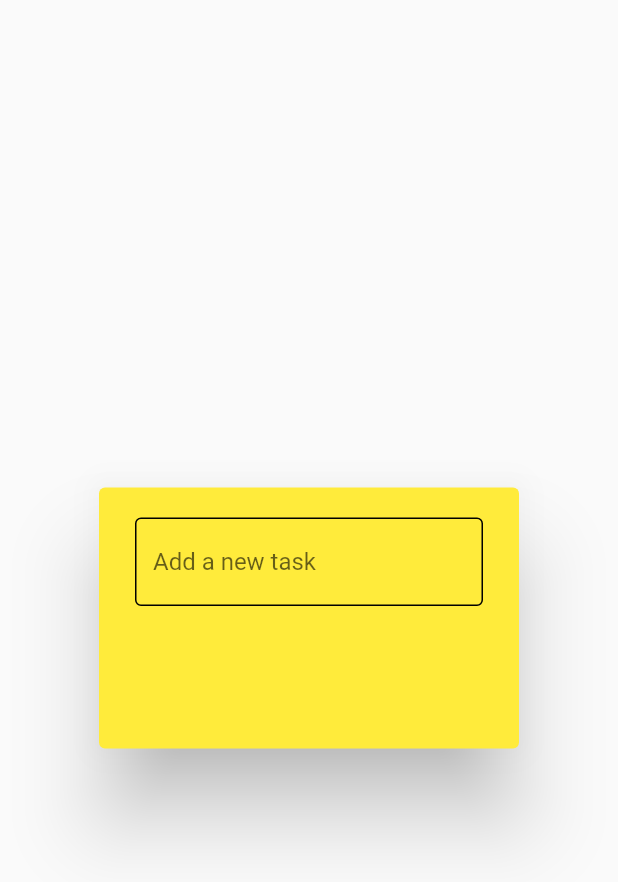
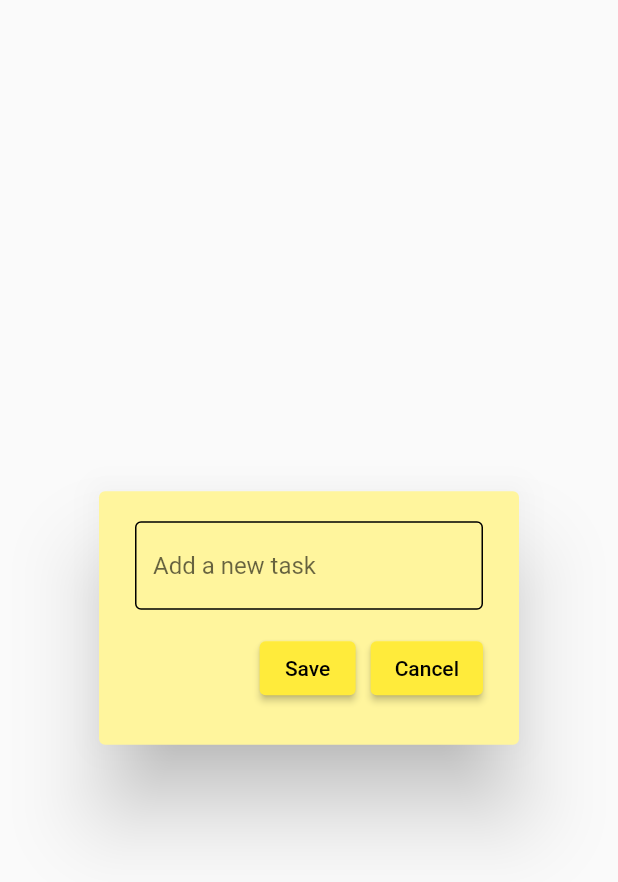
Before and after one commit to Hishamk99/todo-local-database, a Flutter app: the DialogBox widget shown alone on an empty page, opened directly, on a phone screen of 412 x 824 dp. Shown: the top 882 px of the screen. Run offline on Flutter 3.47's test engine with Material 3 defaults, Android fonts, the phone set to English and light mode, and no system bars.

Commit message:
create custom elevated buttom

```diff
--- /dev/null
+++ b/lib/widgets/custom_elevated_buttom.dart
@@ -0,0 +1,21 @@
+import 'package:flutter/material.dart';
+
+class CustomElevatedButtom extends StatelessWidget {
+  const CustomElevatedButtom({
+    super.key,
+    required this.txt,
+    required this.onPressed,
+  });
+  final String txt;
+  final void Function()? onPressed;
+
+  @override
+  Widget build(BuildContext context) {
+    return ElevatedButton(
+      onPressed: onPressed,
+      child: Text(
+        txt,
+      ),
+    );
+  }
+}
--- a/lib/widgets/dialog_box.dart
+++ b/lib/widgets/dialog_box.dart
@@ -1,4 +1,6 @@
 import 'package:flutter/material.dart';
+
+import 'custom_elevated_buttom.dart';
 
 class DialogBox extends StatelessWidget {
   const DialogBox({
@@ -7,13 +9,13 @@ class DialogBox extends StatelessWidget {
 
   @override
   Widget build(BuildContext context) {
-    return const AlertDialog(
-      backgroundColor: Colors.yellow,
+    return AlertDialog(
+      backgroundColor: Colors.yellow[200],
       content: SizedBox(
-        height: 130,
+        height: 125,
         child: Column(
           children: [
-            TextField(
+            const TextField(
               cursorColor: Colors.black,
               decoration: InputDecoration(
                 hintText: 'Add a new task',
@@ -21,8 +23,24 @@ class DialogBox extends StatelessWidget {
                 focusedBorder: OutlineInputBorder(),
               ),
             ),
+            const SizedBox(
+              height: 15,
+            ),
             Row(
-              children: [],
+              mainAxisAlignment: MainAxisAlignment.end,
+              children: [
+                CustomElevatedButtom(
+                  txt: 'Save',
+                  onPressed: () {},
+                ),
+                const SizedBox(
+                  width: 10,
+                ),
+                CustomElevatedButtom(
+                  txt: 'Cancel',
+                  onPressed: () {},
+                ),
+              ],
             ),
           ],
         ),
```
